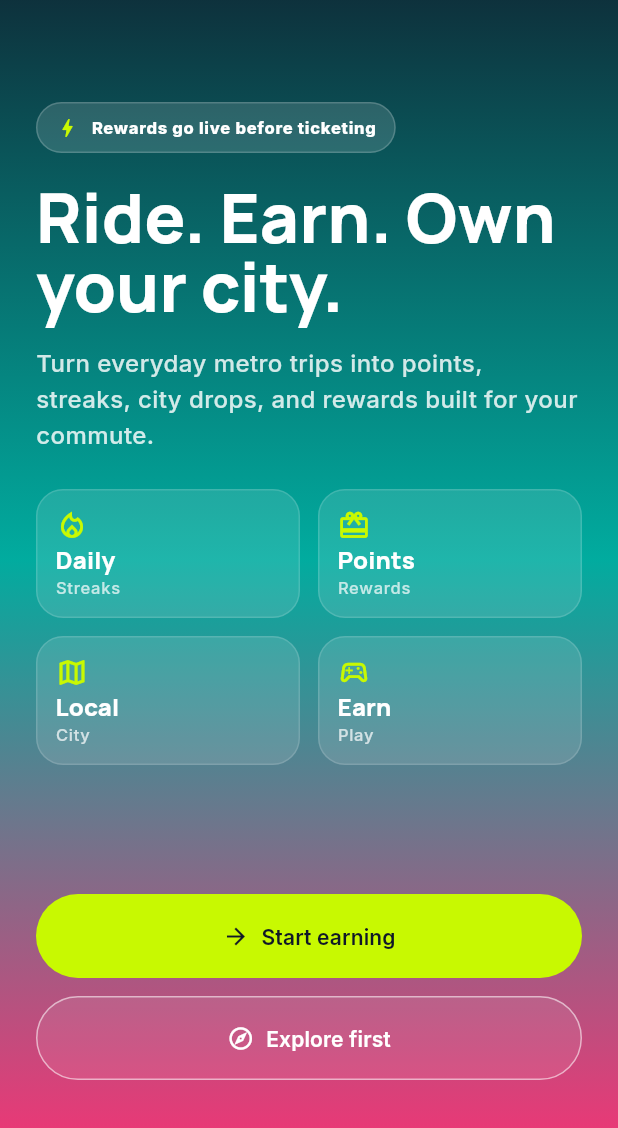
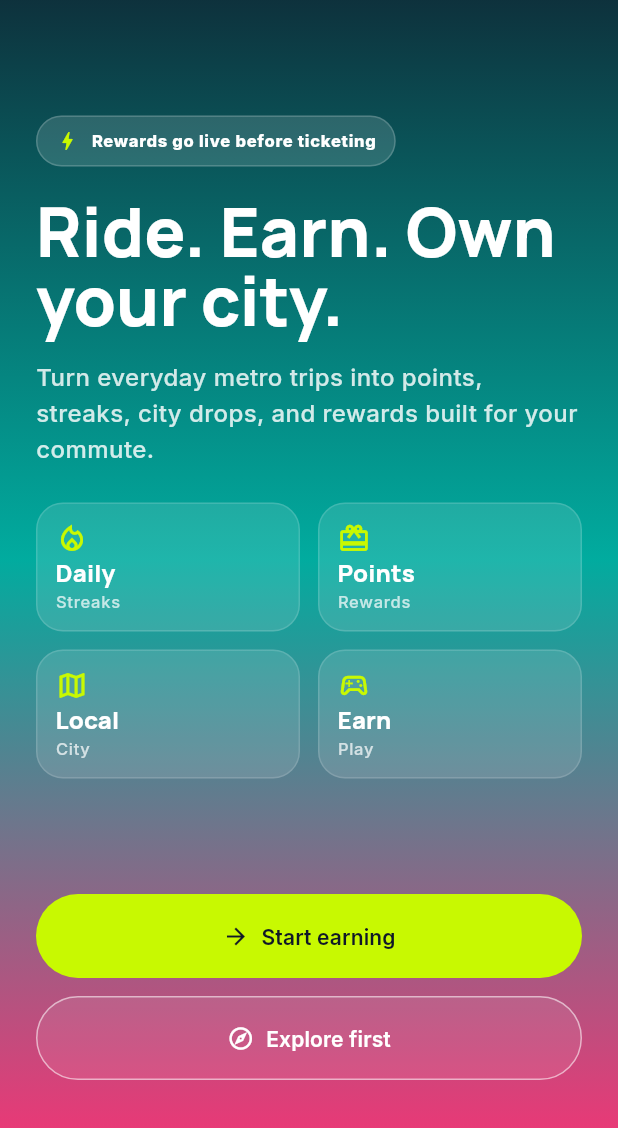
Before and after one commit to tlventures/jus-hop-metro-mania, a Flutter app: the screen it shows after launch, on a phone screen of 412 x 824 dp, the part 108-1236 px from its top. Run offline on Flutter 3.47's test engine with Material 3 defaults, Android fonts, the phone set to English and light mode, and no system bars; our stand-ins replace audio_service, connectivity_plus, firebase_analytics, firebase_auth, firebase_core, firebase_crashlytics and 15 more; missing offline and left inert: mobile_scanner, safe_device; accounts and stored records are empty; network calls fail.

Commit message:
fix: welcome screen RenderFlex overflow on small phones
Two real layout bugs:
- IntrinsicHeight + Spacer made the column's computed height disagree
  with actual layout, clipping content vertically (81px overflow).
  Replaced with minHeight constraint + spaceBetween over three content
  groups — extra space still distributes on tall screens, and content
  scrolls instead of clipping on short ones.
- Header row had no flex protection: logo + title + Skip overflowed
  horizontally at 320px width. Title is now Expanded with ellipsis.

Test updates: replaced the stale train-icon expectation with current
widgets, added a 320x568 regression test that fails on any overflow.

Co-Authored-By: Claude Fable 5 <noreply@anthropic.com>

```diff
--- a/lib/features/onboarding/presentation/screens/welcome_screen.dart
+++ b/lib/features/onboarding/presentation/screens/welcome_screen.dart
@@ -41,33 +41,43 @@ class WelcomeScreen extends StatelessWidget {
               final headlineSize = (width * 0.11).clamp(32.0, 56.0).toDouble();
               final isWide = width > 600;
 
+              // Overflow-proof layout: no IntrinsicHeight/Spacer (their
+              // intrinsic-height math can disagree with real layout and clip
+              // on short screens). The column is forced to at least the
+              // viewport height and spaceBetween distributes any extra space
+              // between the header, hero, and buttons; when content is taller
+              // than the screen it simply scrolls.
               return SingleChildScrollView(
-                child: ConstrainedBox(
-                  constraints: BoxConstraints(minHeight: constraints.maxHeight),
-                  child: IntrinsicHeight(
                 child: Center(
                   child: ConstrainedBox(
                     // Cap content width on tablets / foldables / notepads.
-                        constraints: const BoxConstraints(maxWidth: 560),
+                    constraints: BoxConstraints(
+                      maxWidth: 560,
+                      minHeight: constraints.maxHeight,
+                    ),
                     child: Padding(
                       padding: EdgeInsets.all(
                         isWide ? AppSpacing.s8 : AppSpacing.s6,
                       ),
                       child: Column(
+                        mainAxisAlignment: MainAxisAlignment.spaceBetween,
                         crossAxisAlignment: CrossAxisAlignment.start,
                         children: [
                           Row(
                             children: [
                               const MetroSafarLogo(size: 48, elevated: false),
                               const SizedBox(width: AppSpacing.s3),
-                                  Text(
+                              Expanded(
+                                child: Text(
                                   'MetroSafar',
+                                  maxLines: 1,
+                                  overflow: TextOverflow.ellipsis,
                                   style: AppTypography.titleLarge.copyWith(
                                     color: Colors.white,
                                     fontWeight: FontWeight.w900,
                                   ),
                                 ),
-                                  const Spacer(),
+                              ),
                               TextButton(
                                 onPressed: onSkip,
                                 child: Text(
@@ -80,9 +90,9 @@ class WelcomeScreen extends StatelessWidget {
                               ),
                             ],
                           ),
-                              // Flexible top spacer distributes empty space on
-                              // tall screens instead of clustering at the top.
-                              const Spacer(flex: 2),
+                          Column(
+                            crossAxisAlignment: CrossAxisAlignment.start,
+                            children: [
                               const SizedBox(height: AppSpacing.s8),
                               const _SignalPill(
                                 icon: Icons.bolt_outlined,
@@ -146,7 +156,11 @@ class WelcomeScreen extends StatelessWidget {
                                   ),
                                 ],
                               ),
-                              const Spacer(flex: 3),
+                            ],
+                          ),
+                          Column(
+                            crossAxisAlignment: CrossAxisAlignment.stretch,
+                            children: [
                               const SizedBox(height: AppSpacing.s8),
                               FilledButton.icon(
                                 onPressed: onNext,
@@ -174,7 +188,7 @@ class WelcomeScreen extends StatelessWidget {
                               const SizedBox(height: AppSpacing.s2),
                             ],
                           ),
-                        ),
+                        ],
                       ),
                     ),
                   ),
```
Also changed, not shown: 1 other file. Lines whose indentation alone changed are shown as unchanged.
